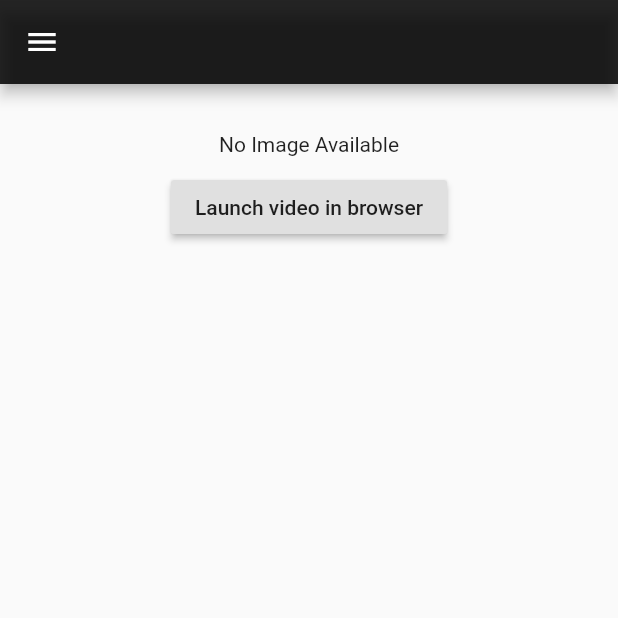
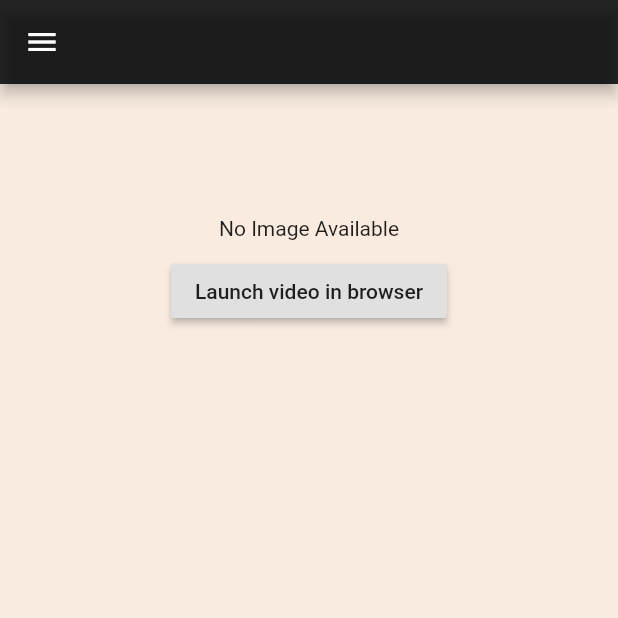
Before and after one commit to Bigghead/Spacey-Boi, a Flutter app: the InfoPage screen opened directly with empty values, on a phone screen of 412 x 824 dp, the top half of it. Run offline on Flutter 3.47's test engine with Material 2 defaults, Android fonts, the phone set to English and light mode, and no system bars; network calls fail.

Commit message:
pretty up info. Set up to download

```diff
--- a/lib/Pages/Homepage/daily_pic.dart
+++ b/lib/Pages/Homepage/daily_pic.dart
@@ -55,7 +55,7 @@ class _DailyPicState extends State<DailyPic> {
         _url = 'https://api.nasa.gov/planetary/apod?date=${getDate(1)}&api_key=${api_key}';
         return;
       case 'random':
-        _url = 'https://api.nasa.gov/planetary/apod?date=${getDate(Random().nextInt(365))}&api_key=${api_key}';
+        _url = 'https://api.nasa.gov/planetary/apod?date=2018-08-08&api_key=${api_key}';
         return;
     }
   }
--- a/lib/Pages/Infopage/info_page.dart
+++ b/lib/Pages/Infopage/info_page.dart
@@ -15,7 +15,9 @@ class InfoPage extends StatelessWidget {
 
   Widget _showMediaType( String media, BuildContext context ) {
     if( media == 'image' ) {
-      return Container(
+      return Column(
+        children: <Widget>[
+          Container(
             height: MediaQuery.of(context).size.height * 0.5,
             width: MediaQuery.of(context).size.width,
             child: Image(
@@ -24,6 +26,23 @@ class InfoPage extends StatelessWidget {
               height: double.infinity,
               width: double.infinity,
               ),
+          ),
+          Container(
+            height: 30.0,
+            width: MediaQuery.of(context).size.width,
+            decoration: BoxDecoration(
+              color: Colors.black.withOpacity(0.85)
+            ),
+            child: Row(
+              mainAxisAlignment: MainAxisAlignment.spaceEvenly,
+              children: <Widget>[
+                Icon(Icons.file_download, color: Colors.white,),
+                Icon(Icons.fullscreen, color: Colors.white,),
+
+              ],
+            ),
+          )
+        ],
       );
     } else {
       return Column(
@@ -57,12 +76,20 @@ class InfoPage extends StatelessWidget {
           backgroundColor: Colors.black.withOpacity(0.85),
         ),
         drawer: SideDrawer(),
-        body: Center(
+        body: Container(
+          decoration: BoxDecoration(
+            color: Color(int.parse('#f9ebe0'.substring(1, 7), radix: 16) + 0xFF000000)
+          ),
           child: ListView(
             children: <Widget>[
               Container(
+                margin: EdgeInsets.symmetric(vertical: 15.0),
                 alignment: Alignment.center,
-                child:Text(apodInfo['title']),
+                child:Text(apodInfo['title'], style: TextStyle(
+                  fontWeight: FontWeight.bold,
+                  fontSize: 18.0,
+                  fontFamily: 'Oswald'
+                ),),
               ),
               Row(
                 mainAxisAlignment: MainAxisAlignment.spaceAround,
@@ -71,11 +98,16 @@ class InfoPage extends StatelessWidget {
                   apodInfo['copyright'] != null ? Text(apodInfo['copyright']) : Text(''),
                 ],
               ),
+                SizedBox(height: 15.0,),
               _showMediaType(apodInfo['media_type'], context),
               Container(
                 margin: EdgeInsets.symmetric(vertical: 20.0),
                 padding: EdgeInsets.symmetric(horizontal: 15.0),
-                child: Text(apodInfo['explanation'])
+                child: Text(apodInfo['explanation'], style: TextStyle(
+                  fontSize: 16.0,
+                  fontFamily: 'Oswald',
+                  // fontWeight: FontWeight.w400
+                ),)
               )
             ],
           ),
--- a/pubspec.yaml
+++ b/pubspec.yaml
@@ -50,6 +50,9 @@ flutter:
     - family: Merriweather
       fonts:
         - asset: assets/fonts/Merriweather-BoldItalic.ttf
+    - family: Oswald
+      fonts:
+        - asset: assets/fonts/Oswald-Regular.ttf
   #   - family: Trajan Pro
   #     fonts:
   #       - asset: fonts/TrajanPro.ttf
```
Also changed, not shown: assets/fonts/Oswald-Regular.ttf (added). Lines whose indentation alone changed are shown as unchanged.
